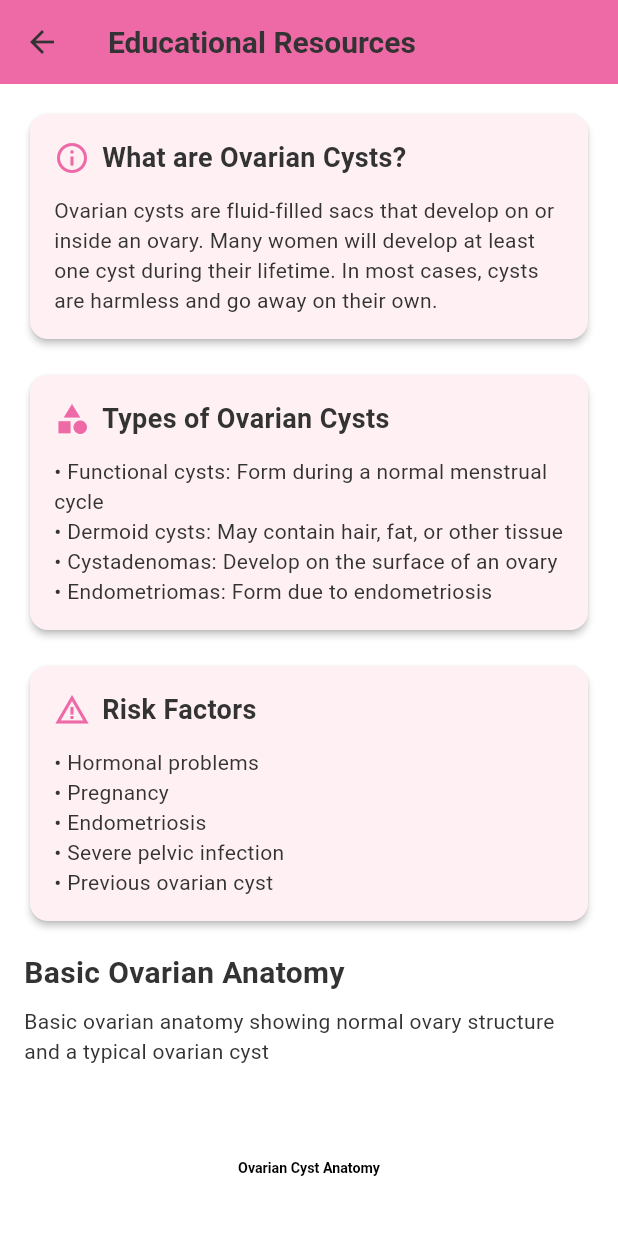
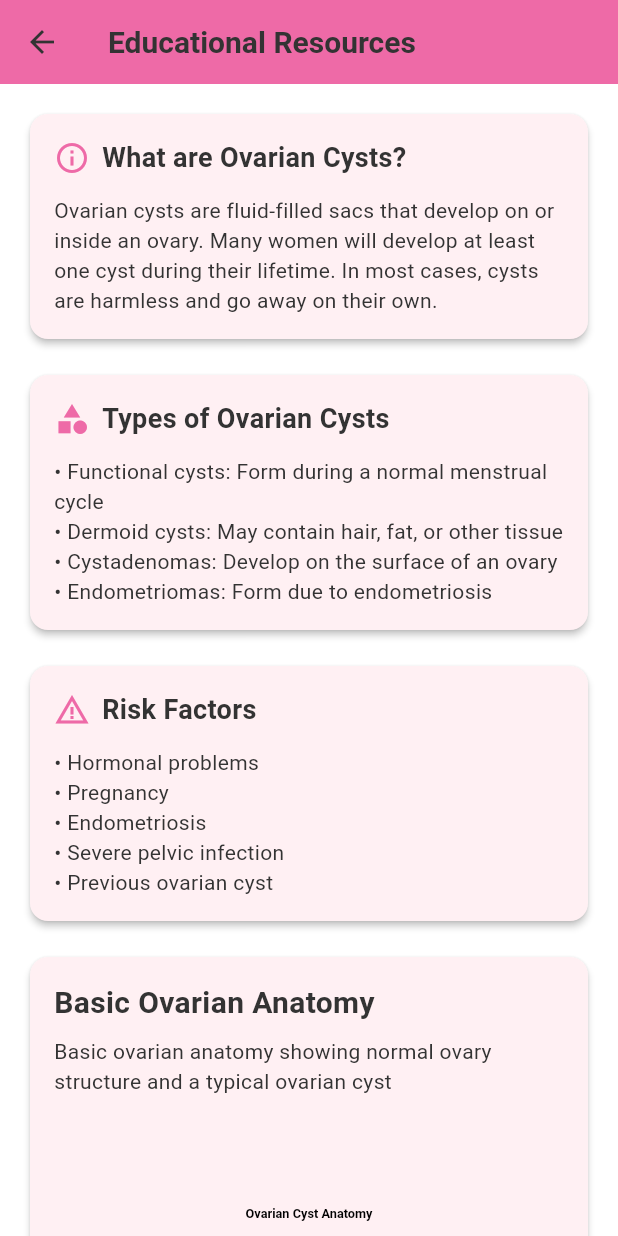
Before and after one commit to Faqih001/ovarian_cyst_support_app, a Flutter app: the EducationalScreen screen opened directly, on a phone screen of 412 x 824 dp. Run offline on Flutter 3.47's test engine with Material 3 defaults, Android fonts, the phone set to English and light mode, and no system bars; our stand-ins replace animated_text_kit, cloud_firestore, connectivity_plus, csv, firebase_auth, firebase_core and 19 more; missing offline and left inert: firebase_app_check; accounts and stored records are empty; network calls fail.

Commit message:
feat: Enhance BasicsTab layout with Card widget for improved visual presentation

```diff
--- a/lib/screens/educational_screen.dart
+++ b/lib/screens/educational_screen.dart
@@ -401,7 +401,13 @@ class BasicsTab extends StatelessWidget {
   }) {
     return StatefulBuilder(
       builder: (context, setState) {
-        return Column(
+        return Card(
+          elevation: 2,
+          shape:
+              RoundedRectangleBorder(borderRadius: BorderRadius.circular(12)),
+          child: Padding(
+            padding: const EdgeInsets.all(16.0),
+            child: Column(
               crossAxisAlignment: CrossAxisAlignment.start,
               children: [
                 Text(title, style: AppStyles.headingMedium),
@@ -440,8 +446,8 @@ class BasicsTab extends StatelessWidget {
                           },
                           child: Container(
                             decoration: BoxDecoration(
-                          color:
-                              AppColors.primary.withAlpha((0.2 * 255).round()),
+                              color: AppColors.primary
+                                  .withAlpha((0.2 * 255).round()),
                               border: Border.all(
                                 color: AppColors.primary,
                                 width: 2,
@@ -462,6 +468,8 @@ class BasicsTab extends StatelessWidget {
                   ),
                 ),
               ],
+            ),
+          ),
         );
       },
     );
```
Lines whose indentation alone changed are shown as unchanged.
